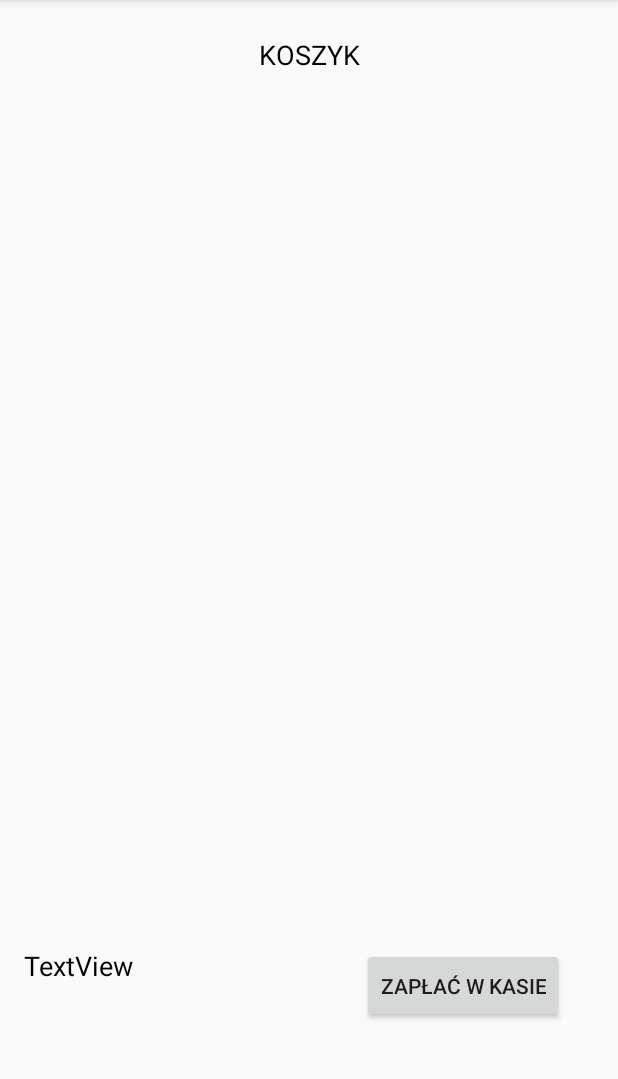
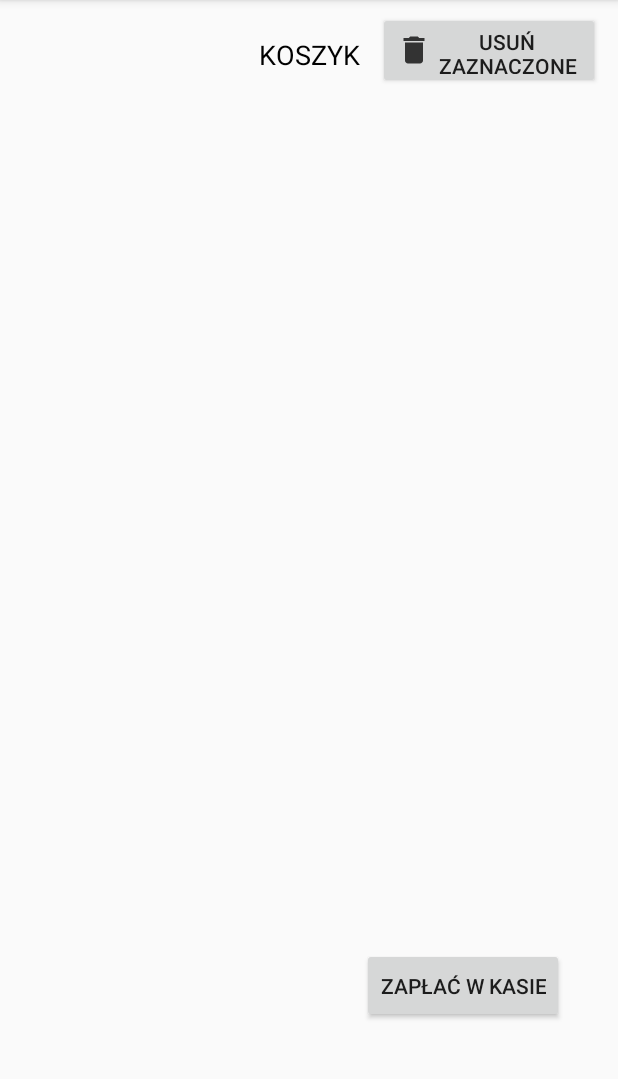
Before and after one commit to ad-swiderek/Scan-and-Buy-Licencjat, an Android app: the CartActivity screen opened directly, with no data from a screen before it, on a phone screen of 412 x 824 dp, the part 84-1163 px from its top. Run offline under Robolectric (Android 15) with nearby library versions, the light colour scheme and no system bars; our stand-ins replace data binding.

Commit message:
Usuwanie z koszyka

```diff
--- /dev/null
+++ b/app/src/main/res/drawable-anydpi/ic_delete_item.xml
@@ -0,0 +1,10 @@
+<vector xmlns:android="http://schemas.android.com/apk/res/android"
+    android:width="24dp"
+    android:height="24dp"
+    android:viewportWidth="24"
+    android:viewportHeight="24"
+    android:tint="#333333">
+    <path
+        android:fillColor="#FF000000"
+        android:pathData="M6,19c0,1.1 0.9,2 2,2h8c1.1,0 2,-0.9 2,-2V7H6v12zM19,4h-3.5l-1,-1h-5l-1,1H5v2h14V4z"/>
+</vector>
--- a/app/src/main/res/layout/activity_cart.xml
+++ b/app/src/main/res/layout/activity_cart.xml
@@ -2,6 +2,7 @@
 <layout xmlns:android="http://schemas.android.com/apk/res/android"
     xmlns:tools="http://schemas.android.com/tools"
     xmlns:app="http://schemas.android.com/apk/res-auto">
+
     <android.support.constraint.ConstraintLayout
         android:layout_width="match_parent"
         android:layout_height="match_parent">
@@ -47,14 +48,14 @@
             android:layout_marginEnd="200dp"
             android:layout_marginRight="200dp"
             android:layout_marginBottom="100dp"
-            android:text="TextView"
             android:textColor="@android:color/black"
             android:textSize="18sp"
             app:layout_constraintBottom_toBottomOf="parent"
             app:layout_constraintEnd_toEndOf="parent"
-            app:layout_constraintHorizontal_bias="0.535"
+            app:layout_constraintHorizontal_bias="0.0"
             app:layout_constraintStart_toStartOf="parent"
-            app:layout_constraintTop_toBottomOf="@+id/listView" />
+            app:layout_constraintTop_toBottomOf="@+id/listView"
+            app:layout_constraintVertical_bias="0.416" />
 
         <Button
             android:id="@+id/offlinePaymentBtn"
@@ -74,4 +75,17 @@
             app:layout_constraintTop_toBottomOf="@+id/listView"
             app:layout_constraintVertical_bias="0.071" />
 
+        <Button
+            android:id="@+id/deleteBtn"
+            android:layout_width="148dp"
+            android:layout_height="51dp"
+            android:layout_marginTop="8dp"
+            android:layout_marginEnd="12dp"
+            android:layout_marginRight="12dp"
+            android:drawableLeft="@drawable/ic_delete_item"
+            android:text="Usuń zaznaczone"
+            app:layout_constraintEnd_toEndOf="parent"
+            app:layout_constraintTop_toTopOf="parent"/>
+
+
     </android.support.constraint.ConstraintLayout></layout>
--- a/app/src/main/res/layout/activity_qrcode_payment.xml
+++ b/app/src/main/res/layout/activity_qrcode_payment.xml
@@ -47,7 +47,6 @@
         android:layout_marginEnd="8dp"
         android:layout_marginRight="8dp"
         android:gravity="center"
-        android:text="TextView"
         app:layout_constraintEnd_toEndOf="parent"
         app:layout_constraintStart_toStartOf="parent"
         app:layout_constraintTop_toBottomOf="@+id/qrImageView" />
```
Also changed, not shown: app/src/main/java/com/example/adrian/myapplication/CartActivity.java (+44 -15 lines), app/src/main/res/drawable-hdpi/ic_delete_item.png (added), app/src/main/res/drawable-mdpi/ic_delete_item.png (added), app/src/main/res/drawable-xhdpi/ic_delete_item.png (added), app/src/main/res/drawable-xxhdpi/ic_delete_item.png (added).
